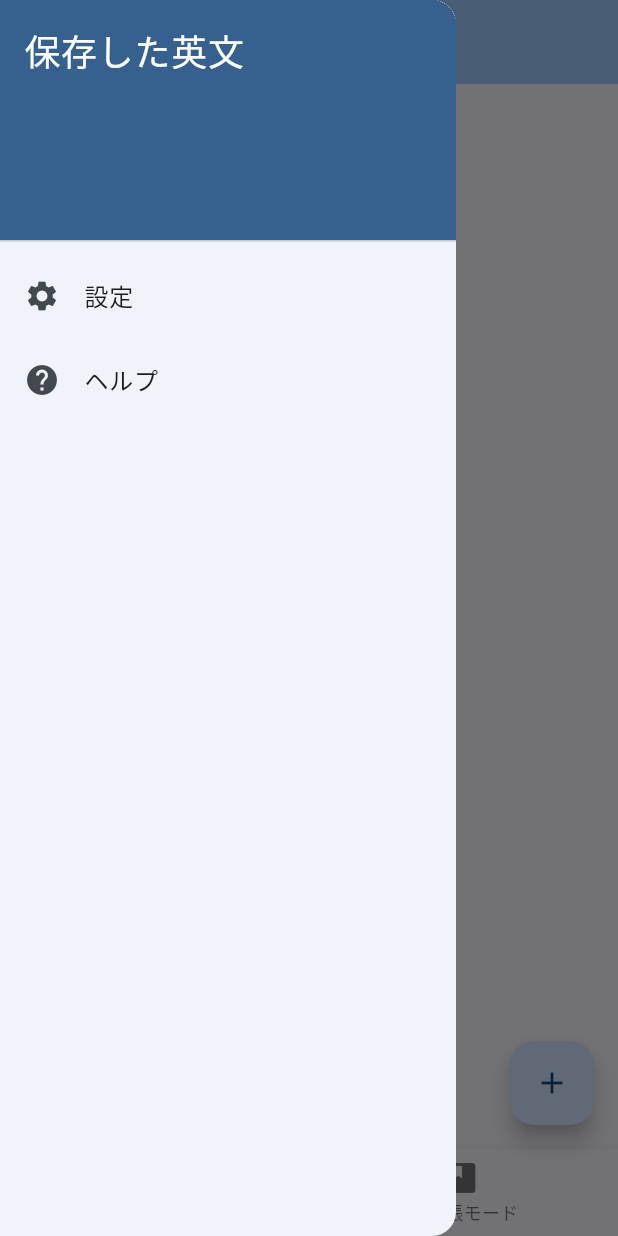
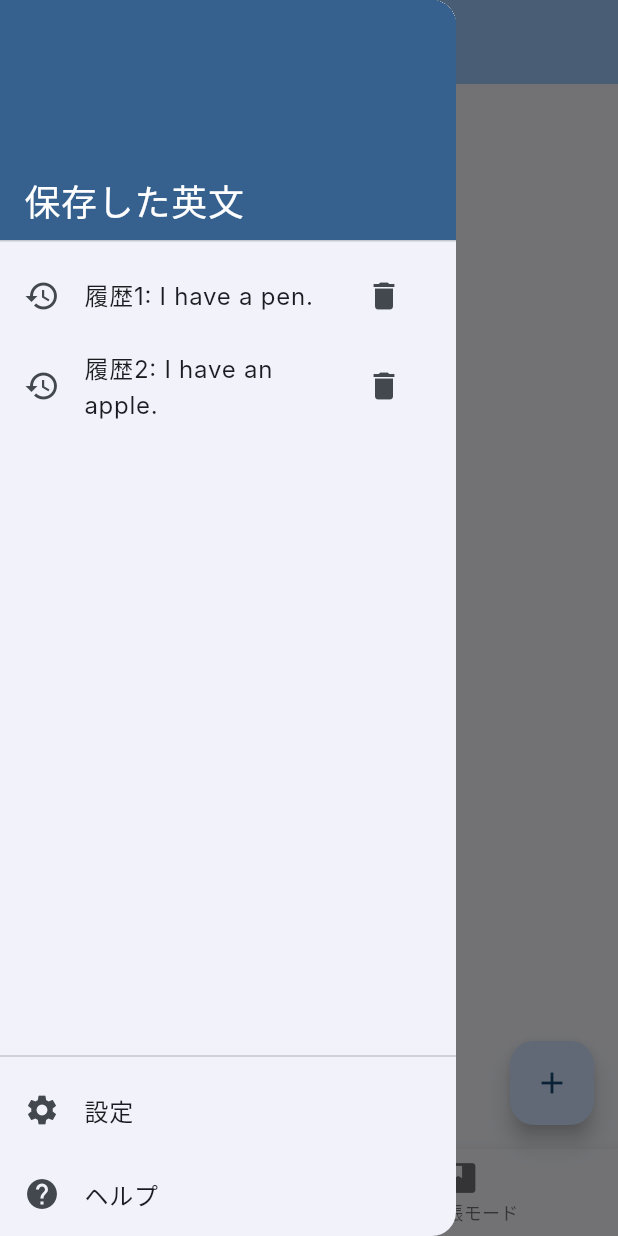
Before and after one commit to kokke1302/edb, a Flutter app: the screen it shows after launch, with the side drawer open, on a phone screen of 412 x 824 dp. Run offline on Flutter 3.47's test engine with Material 3 defaults, Android fonts, the phone set to English and light mode, and no system bars; our stand-ins replace flutter_riverpod, go_router; Roboto replaces fonts that are missing (Inter).

Commit message:
0.3.0 drawerUI

```diff
--- /dev/null
+++ b/lib/drawer.dart
@@ -0,0 +1,90 @@
+import 'package:flutter/material.dart';
+import 'package:go_router/go_router.dart';
+
+class MyDrawer extends StatelessWidget {
+  const MyDrawer({super.key});
+
+  @override
+  Widget build(BuildContext context) {
+    return Drawer(
+      child: Column(
+        children: <Widget>[
+          SizedBox(
+            width: double.infinity, // 幅を親の最大値に設定
+            child: DrawerHeader(
+              decoration: BoxDecoration(
+                color: Theme.of(context).colorScheme.primary,
+              ),
+              child: Align(
+                alignment: Alignment.bottomLeft,
+                child: const Text(
+                  '保存した英文',
+                  style: TextStyle(color: Colors.white, fontSize: 24),
+                ),
+              ),
+            ),
+          ),
+          Expanded(
+            child: ListView(
+              padding: EdgeInsets.zero,
+              children: <Widget>[
+                ListTile(
+                  leading: const Icon(Icons.history),
+                  title: const Text('履歴1: I have a pen.'),
+                  onTap: () {
+                    ScaffoldMessenger.of(
+                      context,
+                    ).showSnackBar(const SnackBar(content: Text('履歴1を復元します')));
+                  },
+                  trailing: IconButton(
+                    icon: const Icon(Icons.delete), // 削除アイコン
+                    onPressed: () {
+                      ScaffoldMessenger.of(context).showSnackBar(
+                        const SnackBar(content: Text('履歴1を削除します')),
+                      );
+                    },
+                  ),
+                ),
+                ListTile(
+                  leading: const Icon(Icons.history),
+                  title: const Text('履歴2: I have an apple.'),
+                  onTap: () {
+                    ScaffoldMessenger.of(
+                      context,
+                    ).showSnackBar(const SnackBar(content: Text('履歴2を復元します')));
+                  },
+                  trailing: IconButton(
+                    icon: const Icon(Icons.delete), // 削除アイコン
+                    onPressed: () {
+                      ScaffoldMessenger.of(context).showSnackBar(
+                        const SnackBar(content: Text('履歴2を削除します')),
+                      );
+                    },
+                  ),
+                ),
+              ],
+            ),
+          ),
+          const Divider(),
+          ListTile(
+            leading: const Icon(Icons.settings),
+            title: const Text('設定'),
+            onTap: () {
+              // ドロワーを閉じる
+              Navigator.of(context).pop();
+              context.push('/setting');
+            },
+          ),
+          ListTile(
+            leading: const Icon(Icons.help),
+            title: const Text('ヘルプ'),
+            onTap: () {
+              Navigator.of(context).pop();
+              context.push('/help');
+            },
+          ),
+        ],
+      ),
+    );
+  }
+}
--- a/lib/main.dart
+++ b/lib/main.dart
@@ -1,6 +1,10 @@
 import 'package:flutter/material.dart';
 import 'package:flutter_riverpod/flutter_riverpod.dart';
 import 'package:go_router/go_router.dart';
+
+import 'drawer.dart';
+import 'translation.dart';
+import 'wordbook.dart';
 
 // -----------------------------------------------------------------------------
 // Riverpod 状態管理
@@ -137,80 +141,6 @@ class MainScreen extends ConsumerWidget {
 // 画面の定義
 // -----------------------------------------------------------------------------
 
-// ドロワーの中身
-class MyDrawer extends StatelessWidget {
-  const MyDrawer({super.key});
-
-  @override
-  Widget build(BuildContext context) {
-    return Drawer(
-      child: ListView(
-        padding: EdgeInsets.zero,
-        children: <Widget>[
-          DrawerHeader(
-            decoration: BoxDecoration(
-              color: Theme.of(context).colorScheme.primary,
-            ),
-            child: Text(
-              '保存した英文',
-              style: TextStyle(color: Colors.white, fontSize: 24),
-            ),
-          ),
-          ListTile(
-            leading: const Icon(Icons.settings),
-            title: const Text('設定'),
-            onTap: () {
-              // ドロワーを閉じる
-              Navigator.of(context).pop();
-              context.push('/setting');
-            },
-          ),
-          ListTile(
-            leading: const Icon(Icons.help),
-            title: const Text('ヘルプ'),
-            onTap: () {
-              Navigator.of(context).pop();
-              context.push('/help');
-            },
-          ),
-        ],
-      ),
-    );
-  }
-}
-
-// 翻訳モード画面
-class TranslationModePage extends StatelessWidget {
-  const TranslationModePage({super.key});
-
-  @override
-  Widget build(BuildContext context) {
-    return const Center(
-      child: Text(
-        '翻訳モード',
-        textAlign: TextAlign.center,
-        style: TextStyle(fontSize: 24),
-      ),
-    );
-  }
-}
-
-// 単語帳モード画面
-class WordbookModePage extends StatelessWidget {
-  const WordbookModePage({super.key});
-
-  @override
-  Widget build(BuildContext context) {
-    return const Center(
-      child: Text(
-        '単語帳モード',
-        textAlign: TextAlign.center,
-        style: TextStyle(fontSize: 24),
-      ),
-    );
-  }
-}
-
 // 設定画面
 class SettingPage extends StatelessWidget {
   const SettingPage({super.key});
--- a/lib/prototype.dart
+++ b/lib/prototype.dart
@@ -416,8 +416,8 @@ class _VocabularyInputSheetState extends State<VocabularyInputSheet> {
     // ダミーの訳語リスト
     List<Map<String, String>> dummyTranslations = [
       {'translation': widget.wordBlock.translation ?? '訳語なし', 'source': '内部辞書'},
-      {'translation': 'ペン', 'source': '単語帳 (ユーザー登録)', 'memo': 'お気に入りの文具'},
-      {'translation': '万年筆', 'source': '単語帳 (ユーザー登録)'},
+      {'translation': 'ペン', 'source': '単語帳', 'memo': 'お気に入りの文具'},
+      {'translation': '万年筆', 'source': '単語帳'},
     ];
 
     return Column(
--- /dev/null
+++ b/lib/translation.dart
@@ -0,0 +1,17 @@
+import 'package:flutter/material.dart';
+
+// 翻訳モード画面
+class TranslationModePage extends StatelessWidget {
+  const TranslationModePage({super.key});
+
+  @override
+  Widget build(BuildContext context) {
+    return const Center(
+      child: Text(
+        '翻訳モード',
+        textAlign: TextAlign.center,
+        style: TextStyle(fontSize: 24),
+      ),
+    );
+  }
+}
```
Also changed, not shown: lib/wordbook.dart (added, +17 -0 lines).
